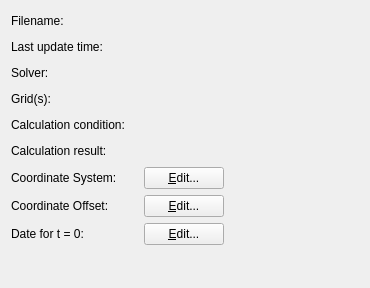
Qt form libs/gui/projectproperty/projectpropertybasicinfowidget.ui (scharlton2/prepost-gui) before a commit.
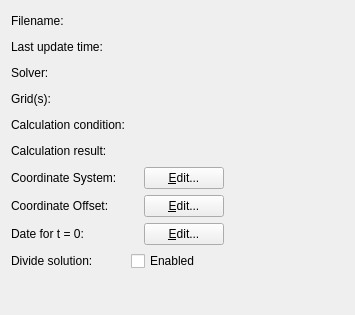
The same form after that commit.

Commit message: Now user can set divide or not in project property dialog.

The edit to the form file:
```diff
--- a/libs/gui/projectproperty/projectpropertybasicinfowidget.ui
+++ b/libs/gui/projectproperty/projectpropertybasicinfowidget.ui
@@ -6,8 +6,8 @@
    <rect>
     <x>0</x>
     <y>0</y>
-    <width>370</width>
-    <height>288</height>
+    <width>355</width>
+    <height>315</height>
    </rect>
   </property>
   <property name="windowTitle">
@@ -331,6 +331,20 @@
        </item>
       </layout>
      </item>
+     <item row="9" column="0">
+      <widget class="QLabel" name="divideLabel">
+       <property name="text">
+        <string>Divide solution:</string>
+       </property>
+      </widget>
+     </item>
+     <item row="9" column="1">
+      <widget class="QCheckBox" name="divideCheckBox">
+       <property name="text">
+        <string>Enabled</string>
+       </property>
+      </widget>
+     </item>
     </layout>
    </item>
    <item>
```
The commit also changes 9 other files.
